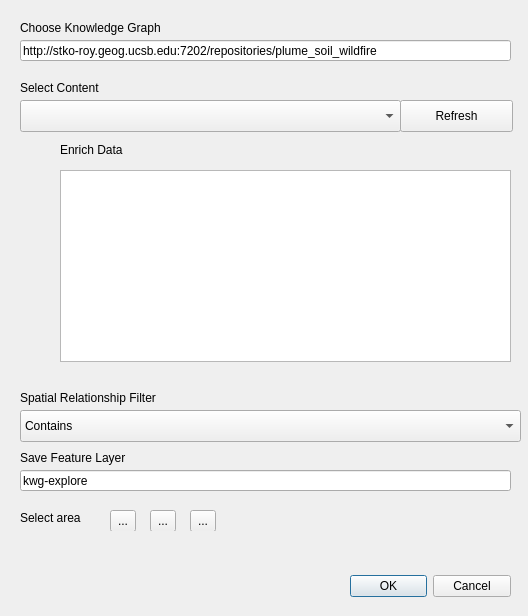
Qt form kwg_geoenrichment/kwg_explore_dialog_base.ui (KnowWhereGraph/geoenrichment-qgis) before a commit.
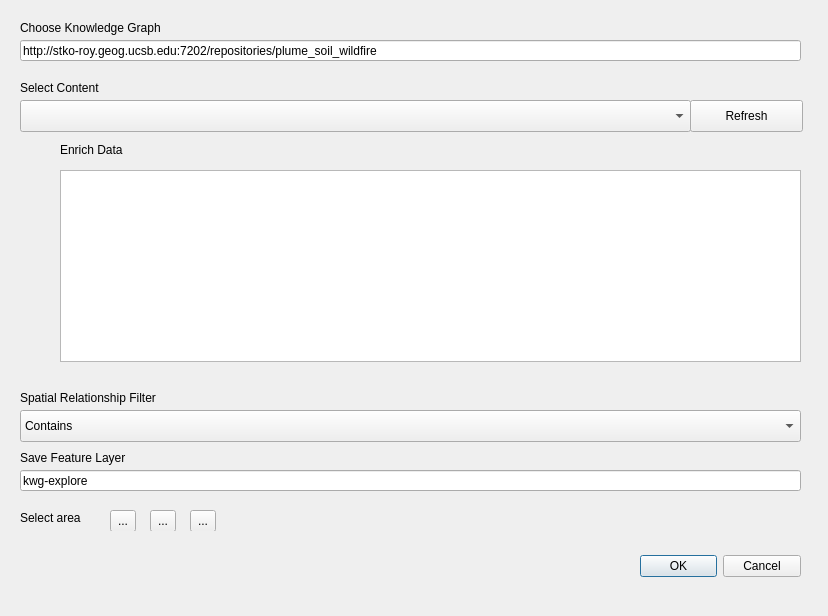
The same form after that commit.

Commit message:
Appending the properties to the QTableWidget
Appending the properties to the QTableWidget

```diff
--- a/kwg_geoenrichment/kwg_explore_dialog_base.ui
+++ b/kwg_geoenrichment/kwg_explore_dialog_base.ui
@@ -6,7 +6,7 @@
    <rect>
     <x>0</x>
     <y>0</y>
-    <width>528</width>
+    <width>828</width>
     <height>616</height>
    </rect>
   </property>
@@ -16,8 +16,8 @@
   <widget class="QDialogButtonBox" name="button_box">
    <property name="geometry">
     <rect>
-     <x>350</x>
-     <y>570</y>
+     <x>640</x>
+     <y>550</y>
      <width>161</width>
      <height>32</height>
     </rect>
@@ -47,7 +47,7 @@
     <rect>
      <x>20</x>
      <y>40</y>
-     <width>491</width>
+     <width>781</width>
      <height>21</height>
     </rect>
    </property>
@@ -73,7 +73,7 @@
     <rect>
      <x>20</x>
      <y>100</y>
-     <width>381</width>
+     <width>671</width>
      <height>32</height>
     </rect>
    </property>
@@ -81,7 +81,7 @@
   <widget class="QPushButton" name="pushButton">
    <property name="geometry">
     <rect>
-     <x>400</x>
+     <x>690</x>
      <y>100</y>
      <width>113</width>
      <height>32</height>
@@ -96,7 +96,7 @@
     <rect>
      <x>60</x>
      <y>170</y>
-     <width>451</width>
+     <width>741</width>
      <height>192</height>
     </rect>
    </property>
@@ -119,7 +119,7 @@
     <rect>
      <x>20</x>
      <y>410</y>
-     <width>501</width>
+     <width>781</width>
      <height>32</height>
     </rect>
    </property>
@@ -162,7 +162,7 @@
     <rect>
      <x>20</x>
      <y>470</y>
-     <width>491</width>
+     <width>781</width>
      <height>21</height>
     </rect>
    </property>
```
Left out of the diff: 2 changed lines with no effect on the pictures. The commit also changes 2 other files.
